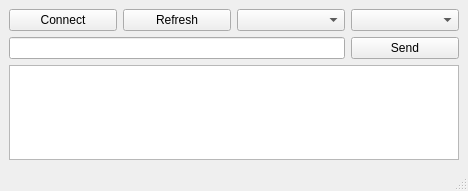
First picture: the form in mainwindow.ui, repository IamMosiow/qt-serial-communication, before the edit.
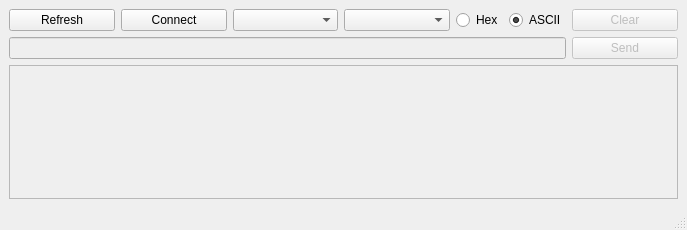
Second picture: the form after the edit.

Commit message: handled ui enabling and disabling

```diff
--- a/mainwindow.ui
+++ b/mainwindow.ui
@@ -6,8 +6,8 @@
    <rect>
     <x>0</x>
     <y>0</y>
-    <width>468</width>
-    <height>191</height>
+    <width>687</width>
+    <height>230</height>
    </rect>
   </property>
   <property name="windowTitle">
@@ -16,37 +16,88 @@
   <widget class="QWidget" name="centralwidget">
    <layout class="QGridLayout" name="gridLayout">
     <item row="0" column="0">
-     <widget class="QPushButton" name="pbConnect">
-      <property name="text">
-       <string>Connect</string>
-      </property>
-     </widget>
-    </item>
-    <item row="0" column="1">
      <widget class="QPushButton" name="pbRefresh">
       <property name="text">
        <string>Refresh</string>
       </property>
      </widget>
     </item>
+    <item row="0" column="1">
+     <widget class="QPushButton" name="pbConnect">
+      <property name="text">
+       <string>Connect</string>
+      </property>
+     </widget>
+    </item>
     <item row="0" column="2">
      <widget class="QComboBox" name="cbComPort"/>
     </item>
     <item row="0" column="3">
      <widget class="QComboBox" name="cbBaudRate"/>
     </item>
-    <item row="1" column="0" colspan="3">
-     <widget class="QLineEdit" name="leInputData"/>
+    <item row="0" column="4">
+     <layout class="QHBoxLayout" name="horizontalLayout">
+      <item>
+       <widget class="QRadioButton" name="radioButton">
+        <property name="text">
+         <string>Hex</string>
+        </property>
+        <property name="checked">
+         <bool>false</bool>
+        </property>
+        <attribute name="buttonGroup">
+         <string notr="true">buttonGroup</string>
+        </attribute>
+       </widget>
+      </item>
+      <item>
+       <widget class="QRadioButton" name="radioButton_2">
+        <property name="text">
+         <string>ASCII</string>
+        </property>
+        <property name="checked">
+         <bool>true</bool>
+        </property>
+        <attribute name="buttonGroup">
+         <string notr="true">buttonGroup</string>
+        </attribute>
+       </widget>
+      </item>
+     </layout>
     </item>
-    <item row="1" column="3">
+    <item row="0" column="5">
+     <widget class="QPushButton" name="pbClear">
+      <property name="enabled">
+       <bool>false</bool>
+      </property>
+      <property name="text">
+       <string>Clear</string>
+      </property>
+     </widget>
+    </item>
+    <item row="1" column="0" colspan="5">
+     <widget class="QLineEdit" name="leInputData">
+      <property name="enabled">
+       <bool>false</bool>
+      </property>
+     </widget>
+    </item>
+    <item row="1" column="5">
      <widget class="QPushButton" name="pbSend">
+      <property name="enabled">
+       <bool>false</bool>
+      </property>
       <property name="text">
        <string>Send</string>
       </property>
      </widget>
     </item>
-    <item row="2" column="0" colspan="4">
-     <widget class="QPlainTextEdit" name="pteReceivedData"/>
+    <item row="2" column="0" colspan="6">
+     <widget class="QPlainTextEdit" name="pteReceivedData">
+      <property name="enabled">
+       <bool>false</bool>
+      </property>
+     </widget>
     </item>
    </layout>
   </widget>
```
Left out of the diff: 5 changed lines with no effect on the pictures. The commit also changes 2 other files.
